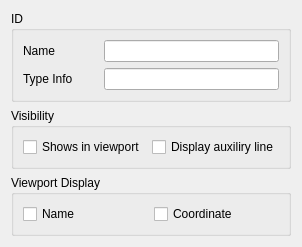
This is view/ui/nodeProperty.ui in chen1180/CurveEditor_pythonOCC as Qt 5 draws it before an edit. The edited form follows.
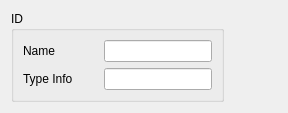
This is the edited form.

The edit to the form file:
```diff
--- a/view/ui/nodeProperty.ui
+++ b/view/ui/nodeProperty.ui
@@ -7,13 +7,13 @@
     <x>0</x>
     <y>0</y>
     <width>288</width>
-    <height>246</height>
+    <height>97</height>
    </rect>
   </property>
   <property name="windowTitle">
    <string>Form</string>
   </property>
-  <layout class="QGridLayout" name="gridLayout">
+  <layout class="QFormLayout" name="formLayout">
    <item row="0" column="0">
     <widget class="QGroupBox" name="groupBox_2">
      <property name="title">
@@ -62,52 +62,6 @@
      </layout>
     </widget>
    </item>
-   <item row="1" column="0">
-    <widget class="QGroupBox" name="groupBox">
-     <property name="title">
-      <string>Visibility</string>
-     </property>
-     <layout class="QHBoxLayout" name="horizontalLayout">
-      <item>
-       <widget class="QCheckBox" name="uiViewport">
-        <property name="text">
-         <string>Shows in viewport</string>
-        </property>
-       </widget>
-      </item>
-      <item>
-       <widget class="QCheckBox" name="uiSelectable">
-        <property name="text">
-         <string>Display auxiliry line</string>
-        </property>
-       </widget>
-      </item>
-     </layout>
-    </widget>
-   </item>
-   <item row="2" column="0">
-    <widget class="QGroupBox" name="groupBox_3">
-     <property name="title">
-      <string>Viewport Display</string>
-     </property>
-     <layout class="QHBoxLayout" name="horizontalLayout_2">
-      <item>
-       <widget class="QCheckBox" name="uiViewportName">
-        <property name="text">
-         <string>Name</string>
-        </property>
-       </widget>
-      </item>
-      <item>
-       <widget class="QCheckBox" name="uiViewportCoordinate">
-        <property name="text">
-         <string>Coordinate</string>
-        </property>
-       </widget>
-      </item>
-     </layout>
-    </widget>
-   </item>
   </layout>
  </widget>
  <resources/>
```
